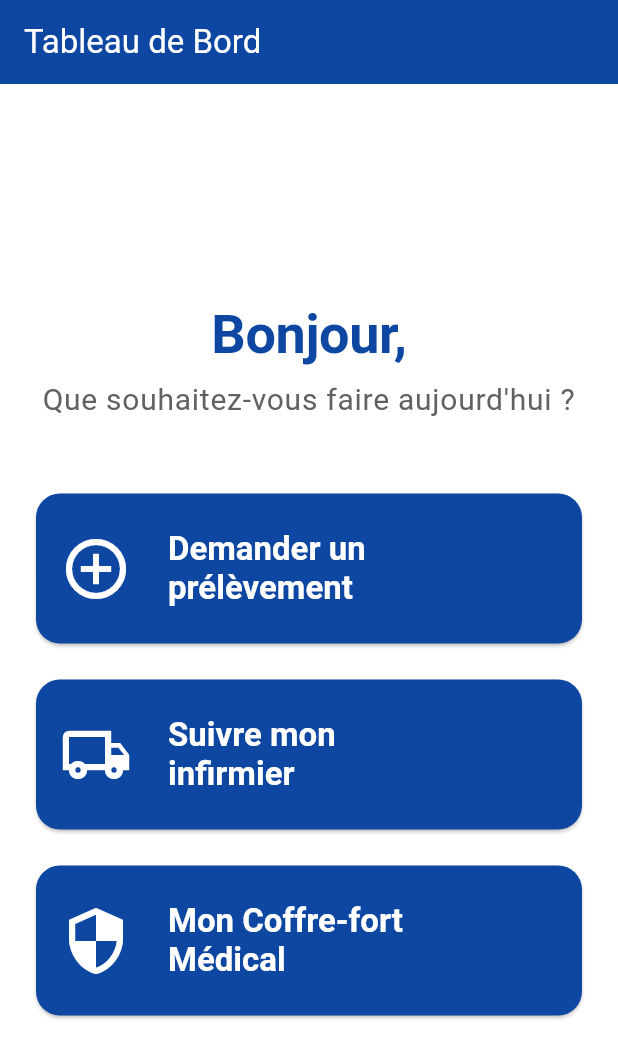
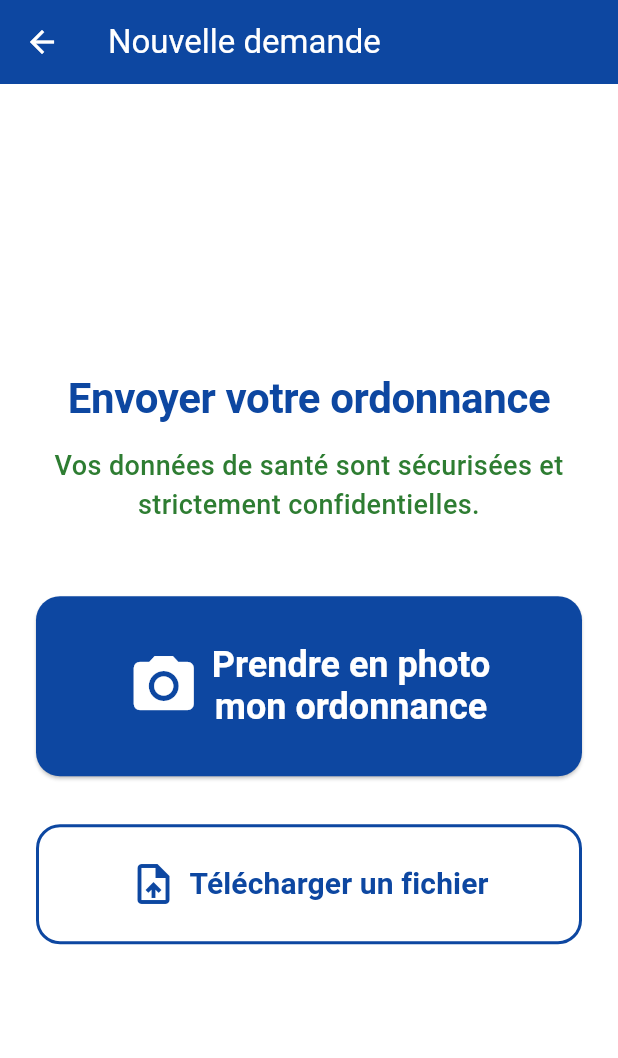
Before and after one commit to hachtek98-stack/Home-Care-App, a Flutter app: the DashboardScreen screen opened directly, after a tap on an icon or button, on a phone screen of 412 x 824 dp. Shown: the top 1058 px of the screen. Run offline on Flutter 3.47's test engine with Material 3 defaults, Android fonts, the phone set to English and light mode, and no system bars.

Commit message:
Create the Request Intervention Screen

```diff
--- a/lib/screens/dashboard_screen.dart
+++ b/lib/screens/dashboard_screen.dart
@@ -1,4 +1,5 @@
 import 'package:flutter/material.dart';
+import 'request_screen.dart';
 
 class DashboardScreen extends StatelessWidget {
   const DashboardScreen({super.key});
@@ -39,7 +40,11 @@ class DashboardScreen extends StatelessWidget {
                 context: context,
                 icon: Icons.add_circle_outline,
                 label: 'Demander un\nprélèvement',
-                onPressed: () {},
+                onPressed: () {
+                  Navigator.of(context).push(
+                    MaterialPageRoute(builder: (context) => const RequestScreen()),
+                  );
+                },
               ),
               const SizedBox(height: 24),
               _buildDashboardButton(
--- /dev/null
+++ b/lib/screens/request_screen.dart
@@ -0,0 +1,90 @@
+import 'package:flutter/material.dart';
+
+class RequestScreen extends StatelessWidget {
+  const RequestScreen({super.key});
+
+  @override
+  Widget build(BuildContext context) {
+    return Scaffold(
+      appBar: AppBar(
+        title: const Text('Nouvelle demande'),
+        backgroundColor: Theme.of(context).colorScheme.primary,
+        foregroundColor: Colors.white,
+      ),
+      body: SafeArea(
+        child: Padding(
+          padding: const EdgeInsets.all(24.0),
+          child: Column(
+            mainAxisAlignment: MainAxisAlignment.center,
+            crossAxisAlignment: CrossAxisAlignment.stretch,
+            children: [
+              Text(
+                'Envoyer votre ordonnance',
+                style: Theme.of(context).textTheme.displayLarge?.copyWith(
+                  fontSize: 28,
+                ),
+                textAlign: TextAlign.center,
+              ),
+              const SizedBox(height: 16),
+              Text(
+                'Vos données de santé sont sécurisées et strictement confidentielles.',
+                style: Theme.of(context).textTheme.bodyMedium?.copyWith(
+                  fontSize: 18,
+                  color: Colors.green[800],
+                  fontWeight: FontWeight.w500,
+                ),
+                textAlign: TextAlign.center,
+              ),
+              const SizedBox(height: 48),
+              ElevatedButton.icon(
+                onPressed: () {
+                  // Action to take a photo
+                },
+                icon: const Icon(Icons.camera_alt, size: 48),
+                label: const Text(
+                  'Prendre en photo\nmon ordonnance',
+                  textAlign: TextAlign.center,
+                  style: TextStyle(
+                    fontSize: 24,
+                    fontWeight: FontWeight.bold,
+                  ),
+                ),
+                style: ElevatedButton.styleFrom(
+                  padding: const EdgeInsets.symmetric(vertical: 32, horizontal: 16),
+                  shape: RoundedRectangleBorder(
+                    borderRadius: BorderRadius.circular(16),
+                  ),
+                ),
+              ),
+              const SizedBox(height: 32),
+              OutlinedButton.icon(
+                onPressed: () {
+                  // Action to upload file
+                },
+                icon: const Icon(Icons.upload_file, size: 32),
+                label: const Text(
+                  'Télécharger un fichier',
+                  style: TextStyle(
+                    fontSize: 20,
+                    fontWeight: FontWeight.w600,
+                  ),
+                ),
+                style: OutlinedButton.styleFrom(
+                  padding: const EdgeInsets.symmetric(vertical: 24, horizontal: 16),
+                  side: BorderSide(
+                    color: Theme.of(context).colorScheme.primary,
+                    width: 2,
+                  ),
+                  foregroundColor: Theme.of(context).colorScheme.primary,
+                  shape: RoundedRectangleBorder(
+                    borderRadius: BorderRadius.circular(16),
+                  ),
+                ),
+              ),
+            ],
+          ),
+        ),
+      ),
+    );
+  }
+}
```
Also changed, not shown: 1 other file.
